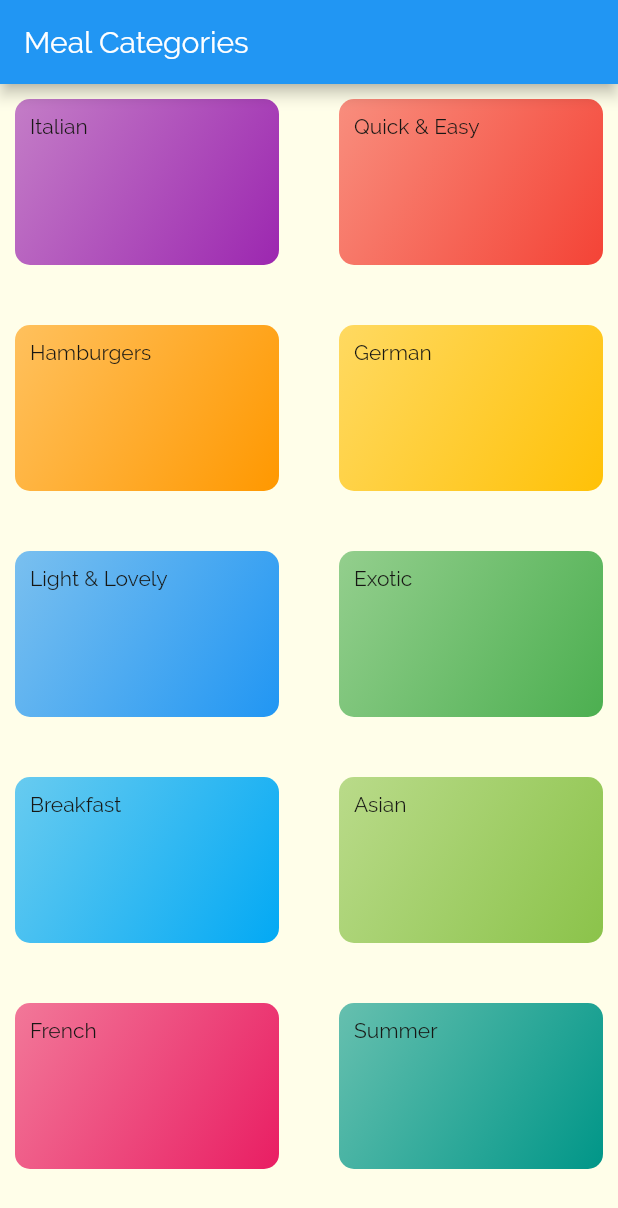
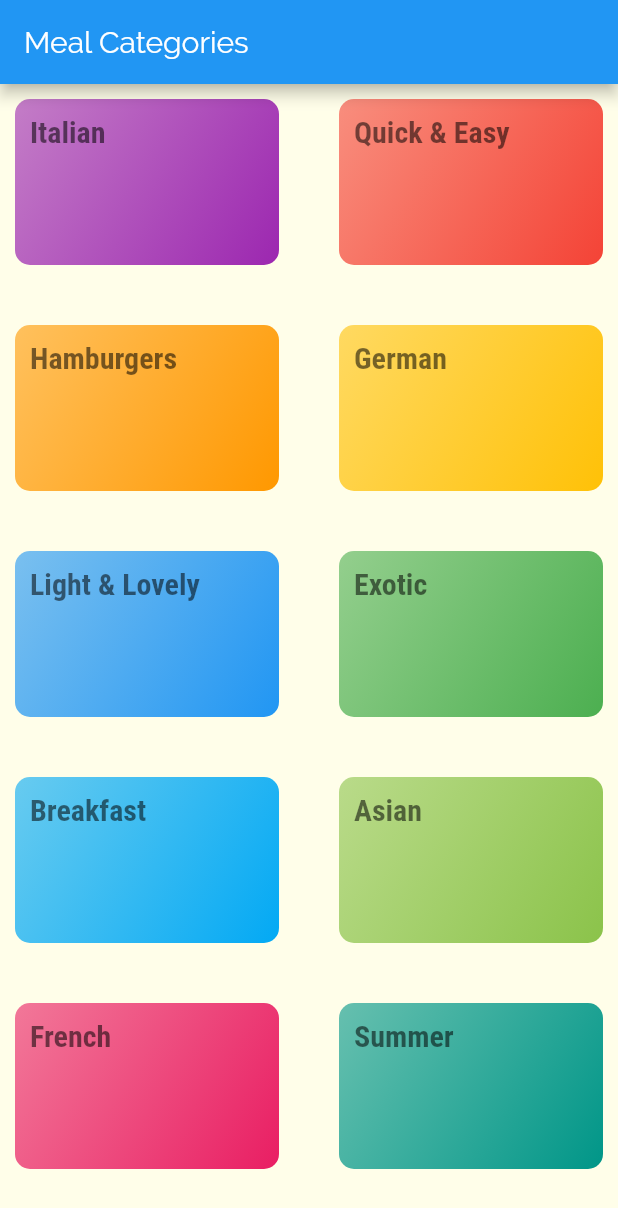
Before and after one commit to cranium44/meal_app_tutorial, a Flutter app: the screen it shows after launch, on a phone screen of 412 x 824 dp. Shown: the top 1208 px of the screen. Run offline on Flutter 3.47's test engine with Material 2 defaults, Android fonts, the phone set to English and light mode, and no system bars.

Commit message:
styled app

```diff
--- a/lib/screens/home/home_page.dart
+++ b/lib/screens/home/home_page.dart
@@ -15,7 +15,7 @@ class CategoriesScreen extends StatelessWidget {
           mainAxisSpacing: 20,
         ),
         children: DUMMY_CATEGORIES.map((cat) {
-          return CategoryItem(cat.title, cat.color);
+          return CategoryItem(cat.title, cat.color, cat.id);
         }).toList(),
       ),
     );
--- a/lib/widgets/category_item.dart
+++ b/lib/widgets/category_item.dart
@@ -1,17 +1,36 @@
 import 'package:flutter/material.dart';
+import 'package:meal_app_tutorial/screens/meals/category_meals_screen.dart';
 
 class CategoryItem extends StatelessWidget {
   final String title;
   final Color color;
+  final String id;
 
-  CategoryItem(this.title, this.color);
+  CategoryItem(this.title, this.color , this.id);
+
+  void selectCategory(BuildContext ctx) {
+    Navigator.of(ctx).push(
+      MaterialPageRoute(
+        builder: (_) {
+          return CategoryMealsScreen();
+        },
+      ),
+    );
+  }
 
   @override
   Widget build(BuildContext context) {
-    return Container(
+    return InkWell(
+      onTap: () => selectCategory(context),
+      splashColor: Theme.of(context).primaryColor,
+      borderRadius: BorderRadius.circular(10),
+      child: Container(
         padding: const EdgeInsets.all(10),
         margin: const EdgeInsets.all(10),
-      child: Text(title),
+        child: Text(
+          title,
+          style: Theme.of(context).textTheme.headline1,
+        ),
         decoration: BoxDecoration(
           gradient: LinearGradient(
             colors: [color.withOpacity(0.6), color],
@@ -20,6 +39,7 @@ class CategoryItem extends StatelessWidget {
           ),
           borderRadius: BorderRadius.circular(10),
         ),
+      ),
     );
   }
 }
```
Also changed, not shown: lib/screens/meals/category_meals_screen.dart (+8 -3 lines). Lines whose indentation alone changed are shown as unchanged.
